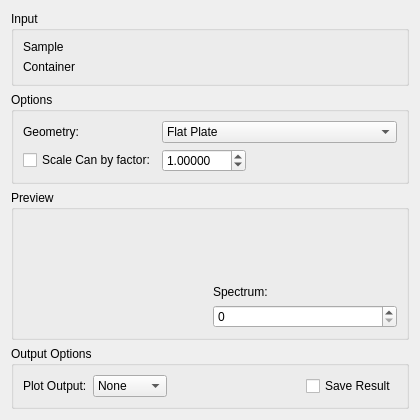
Above: Code/Mantid/MantidQt/CustomInterfaces/inc/MantidQtCustomInterfaces/Indirect/ContainerSubtraction.ui from mantidproject/mantid before the change. Below: the same form after it.
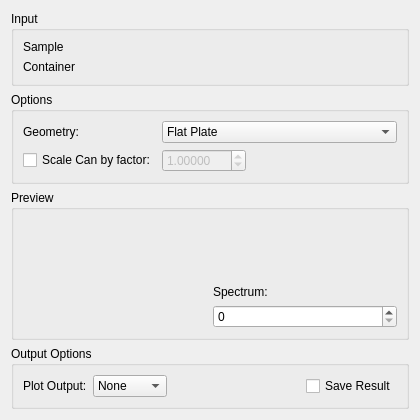
That is the form after the change. Custom widgets are drawn as their Qt base class.

Commit message:
Scale spinner in geometry now disabled on start up
Refs #13110

The edit to the form file:
```diff
--- a/Code/Mantid/MantidQt/CustomInterfaces/inc/MantidQtCustomInterfaces/Indirect/ContainerSubtraction.ui
+++ b/Code/Mantid/MantidQt/CustomInterfaces/inc/MantidQtCustomInterfaces/Indirect/ContainerSubtraction.ui
@@ -151,6 +151,9 @@
               <layout class="QHBoxLayout" name="loScaleFactor">
                 <item>
                   <widget class="QDoubleSpinBox" name="spCanScale">
+                    <property name="enabled">
+                      <bool>false</bool>
+                    </property>
                     <property name="decimals">
                       <number>5</number>
                     </property>
```
